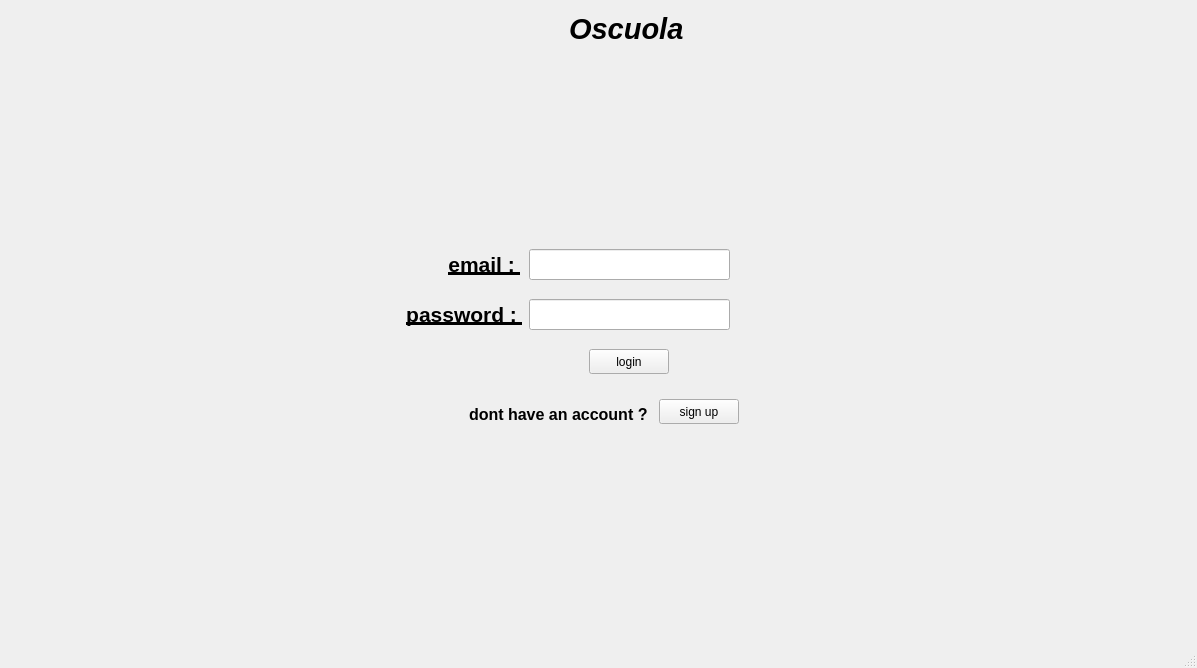
The window that Oscuola/mainwindow.ui (mohamed-adhd/Oscuola) describes before a commit, drawn with Qt 5.
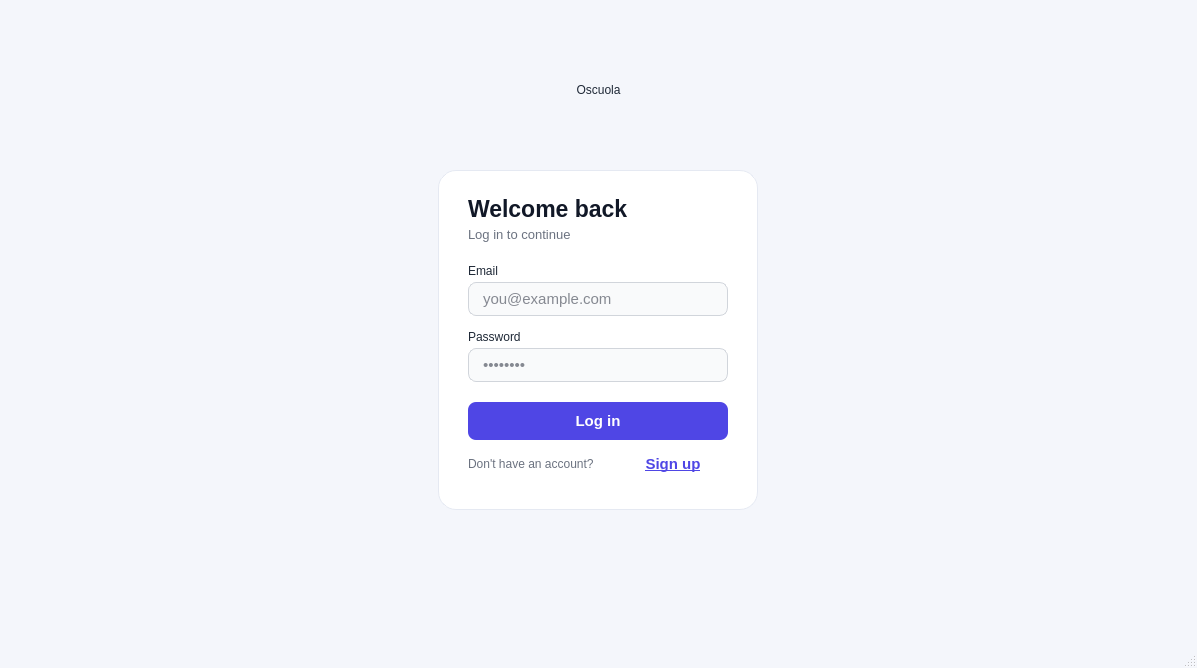
The same window after the commit.

Commit message: update for pages style and added building student-role views

The edit to the form file:
```diff
--- a/Oscuola/mainwindow.ui
+++ b/Oscuola/mainwindow.ui
@@ -11,128 +11,338 @@
    </rect>
   </property>
   <property name="windowTitle">
-   <string>MainWindow</string>
+   <string>Oscuola</string>
+  </property>
+  <property name="styleSheet">
+   <string notr="true">
+/* ---------- Global look ---------- */
+QMainWindow {
+    background-color: #F4F6FB;
+}
+
+QLabel {
+    color: #1F2937;
+    font-family: "Segoe UI";
+}
+
+/* ---------- Cards used on login / register ---------- */
+QFrame#login_card, QFrame#reg_card {
+    background-color: #FFFFFF;
+    border-radius: 18px;
+    border: 1px solid #E5E9F2;
+}
+
+/* ---------- Titles ---------- */
+QLabel#app_title, QLabel#app_title_reg {
+    color: #4F46E5;
+    font-family: "Segoe UI";
+    font-size: 30pt;
+    font-weight: 800;
+    font-style: italic;
+}
+
+QLabel#form_title, QLabel#form_title_reg {
+    color: #111827;
+    font-size: 17pt;
+    font-weight: 700;
+}
+
+QLabel#form_subtitle, QLabel#form_subtitle_reg {
+    color: #6B7280;
+    font-size: 10pt;
+}
+
+/* ---------- Field labels ---------- */
+QLabel#field_label {
+    color: #374151;
+    font-size: 10pt;
+    font-weight: 600;
+}
+
+/* ---------- Inputs ---------- */
+QLineEdit {
+    background-color: #F9FAFB;
+    border: 1px solid #D1D5DB;
+    border-radius: 8px;
+    padding: 6px 12px;
+    font-size: 11pt;
+    color: #111827;
+    selection-background-color: #4F46E5;
+}
+QLineEdit:focus {
+    border: 1px solid #4F46E5;
+    background-color: #FFFFFF;
+}
+
+/* ---------- Primary buttons ---------- */
+QPushButton#login_but, QPushButton#submit {
+    background-color: #4F46E5;
+    color: #FFFFFF;
+    border: none;
+    border-radius: 8px;
+    font-size: 11pt;
+    font-weight: 700;
+}
+QPushButton#login_but:hover, QPushButton#submit:hover {
+    background-color: #4338CA;
+}
+QPushButton#login_but:pressed, QPushButton#submit:pressed {
+    background-color: #3730A3;
+}
+
+/* ---------- Secondary / link-style buttons ---------- */
+QPushButton#reg_but {
+    background-color: transparent;
+    color: #4F46E5;
+    border: none;
+    font-size: 11pt;
+    font-weight: 700;
+    text-decoration: underline;
+}
+QPushButton#reg_but:hover {
+    color: #4338CA;
+}
+
+/* ---------- Alerts ---------- */
+QLabel#login_alert, QLabel#reg_alert {
+    color: #DC2626;
+    font-size: 10pt;
+    font-weight: 600;
+}
+
+/* ---------- Sidebar (main menu) ---------- */
+QFrame#sidebar {
+    background-color: #111827;
+}
+QLabel#sidebar_title {
+    color: #FFFFFF;
+    font-size: 18pt;
+    font-weight: 800;
+    font-style: italic;
+}
+QPushButton#pushButton, QPushButton#pushButton_2, QPushButton#pushButton_3, QPushButton#pushButton_4 {
+    background-color: transparent;
+    color: #D1D5DB;
+    border: none;
+    border-radius: 8px;
+    text-align: left;
+    padding-left: 18px;
+    font-size: 11pt;
+    font-weight: 600;
+}
+QPushButton#pushButton:hover, QPushButton#pushButton_2:hover, QPushButton#pushButton_3:hover, QPushButton#pushButton_4:hover {
+    background-color: #1F2937;
+    color: #FFFFFF;
+}
+
+QLabel#label_5 {
+    color: #111827;
+    font-size: 22pt;
+    font-weight: 800;
+}
+QLabel#label_10 {
+    color: #6B7280;
+    font-size: 11pt;
+}
+</string>
   </property>
   <widget class="QWidget" name="centralwidget">
    <widget class="QStackedWidget" name="pages">
     <property name="geometry">
      <rect>
-      <x>-1</x>
-      <y>-1</y>
-      <width>1191</width>
+      <x>0</x>
+      <y>0</y>
+      <width>1197</width>
       <height>641</height>
      </rect>
     </property>
+
+    <!-- ===================== LOGIN PAGE ===================== -->
     <widget class="QWidget" name="login">
-     <widget class="QLabel" name="label_4">
-      <property name="geometry">
-       <rect>
-        <x>470</x>
-        <y>400</y>
-        <width>181</width>
-        <height>31</height>
-       </rect>
-      </property>
-      <property name="text">
-       <string>&lt;html&gt;&lt;head/&gt;&lt;body&gt;&lt;p&gt;&lt;span style=&quot; font-size:12pt; font-weight:700;&quot;&gt;dont have an account ?&lt;/span&gt;&lt;/p&gt;&lt;/body&gt;&lt;/html&gt;</string>
-      </property>
-     </widget>
-     <widget class="QLineEdit" name="login_email">
-      <property name="geometry">
-       <rect>
-        <x>530</x>
-        <y>250</y>
-        <width>201</width>
-        <height>31</height>
-       </rect>
-      </property>
-     </widget>
-     <widget class="QLabel" name="label_3">
-      <property name="geometry">
-       <rect>
-        <x>400</x>
-        <y>300</y>
-        <width>131</width>
-        <height>31</height>
-       </rect>
-      </property>
-      <property name="text">
-       <string>&lt;html&gt;&lt;head/&gt;&lt;body&gt;&lt;p align=&quot;center&quot;&gt;&lt;span style=&quot; font-size:16pt; font-weight:700; text-decoration: underline;&quot;&gt;password : &lt;/span&gt;&lt;/p&gt;&lt;/body&gt;&lt;/html&gt;</string>
-      </property>
-     </widget>
-     <widget class="QLabel" name="label_2">
-      <property name="geometry">
-       <rect>
-        <x>440</x>
-        <y>250</y>
-        <width>91</width>
-        <height>31</height>
-       </rect>
-      </property>
-      <property name="text">
-       <string>&lt;html&gt;&lt;head/&gt;&lt;body&gt;&lt;p align=&quot;center&quot;&gt;&lt;span style=&quot; font-size:16pt; font-weight:700; text-decoration: underline;&quot;&gt;email : &lt;/span&gt;&lt;/p&gt;&lt;/body&gt;&lt;/html&gt;</string>
-      </property>
-     </widget>
      <widget class="QLabel" name="label">
-      <property name="geometry">
-       <rect>
-        <x>570</x>
-        <y>0</y>
-        <width>131</width>
-        <height>61</height>
-       </rect>
+      <property name="objectName">
+       <string notr="true">app_title</string>
       </property>
-      <property name="text">
-       <string>&lt;html&gt;&lt;head/&gt;&lt;body&gt;&lt;p&gt;&lt;span style=&quot; font-size:22pt; font-weight:700; font-style:italic;&quot;&gt;Oscuola&lt;/span&gt;&lt;/p&gt;&lt;/body&gt;&lt;/html&gt;</string>
-      </property>
-     </widget>
-     <widget class="QPushButton" name="login_but">
       <property name="geometry">
        <rect>
-        <x>590</x>
-        <y>350</y>
-        <width>80</width>
-        <height>25</height>
+        <x>0</x>
+        <y>60</y>
+        <width>1197</width>
+        <height>60</height>
        </rect>
       </property>
+      <property name="alignment">
+       <set>Qt::AlignCenter</set>
+      </property>
       <property name="text">
-       <string>login</string>
+       <string>Oscuola</string>
       </property>
      </widget>
-     <widget class="QLineEdit" name="login_passwd">
+
+     <widget class="QFrame" name="login_card">
       <property name="geometry">
        <rect>
-        <x>530</x>
-        <y>300</y>
-        <width>201</width>
-        <height>31</height>
+        <x>438</x>
+        <y>170</y>
+        <width>320</width>
+        <height>340</height>
        </rect>
       </property>
+      <widget class="QLabel" name="form_title">
+       <property name="geometry">
+        <rect>
+         <x>30</x>
+         <y>24</y>
+         <width>260</width>
+         <height>30</height>
+        </rect>
+       </property>
+       <property name="text">
+        <string>Welcome back</string>
+       </property>
+      </widget>
+      <widget class="QLabel" name="form_subtitle">
+       <property name="geometry">
+        <rect>
+         <x>30</x>
+         <y>54</y>
+         <width>260</width>
+         <height>20</height>
+        </rect>
+       </property>
+       <property name="text">
+        <string>Log in to continue</string>
+       </property>
+      </widget>
+
+      <widget class="QLabel" name="label_2">
+       <property name="objectName">
+        <string notr="true">field_label</string>
+       </property>
+       <property name="geometry">
+        <rect>
+         <x>30</x>
+         <y>92</y>
+         <width>120</width>
+         <height>18</height>
+        </rect>
+       </property>
+       <property name="text">
+        <string>Email</string>
+       </property>
+      </widget>
+      <widget class="QLineEdit" name="login_email">
+       <property name="geometry">
+        <rect>
+         <x>30</x>
+         <y>112</y>
+         <width>260</width>
+         <height>34</height>
+        </rect>
+       </property>
+       <property name="placeholderText">
+        <string>you@example.com</string>
+       </property>
+      </widget>
+
+      <widget class="QLabel" name="label_3">
+       <property name="objectName">
+        <string notr="true">field_label</string>
+       </property>
+       <property name="geometry">
+        <rect>
+         <x>30</x>
+         <y>158</y>
+         <width>120</width>
+         <height>18</height>
+        </rect>
+       </property>
+       <property name="text">
+        <string>Password</string>
+       </property>
+      </widget>
+      <widget class="QLineEdit" name="login_passwd">
+       <property name="geometry">
+        <rect>
+         <x>30</x>
+         <y>178</y>
+         <width>260</width>
+         <height>34</height>
+        </rect>
+       </property>
+       <property name="echoMode">
+        <enum>QLineEdit::Password</enum>
+       </property>
+       <property name="placeholderText">
+        <string>••••••••</string>
+       </property>
+      </widget>
+
+      <widget class="QPushButton" name="login_but">
+       <property name="geometry">
+        <rect>
+         <x>30</x>
+         <y>232</y>
+         <width>260</width>
+         <height>38</height>
+        </rect>
+       </property>
+       <property name="cursor">
+        <cursorShape>PointingHandCursor</cursorShape>
+       </property>
+       <property name="text">
+        <string>Log in</string>
+       </property>
+      </widget>
+
+      <widget class="QLabel" name="label_4">
+       <property name="geometry">
+        <rect>
+         <x>30</x>
+         <y>282</y>
+         <width>150</width>
+         <height>24</height>
+        </rect>
+       </property>
+       <property name="text">
+        <string>Don't have an account?</string>
+       </property>
+       <property name="styleSheet">
+        <string notr="true">font-size: 9pt; color: #6B7280; font-weight: 400;</string>
+       </property>
+      </widget>
+      <widget class="QPushButton" name="reg_but">
+       <property name="geometry">
+        <rect>
+         <x>180</x>
+         <y>282</y>
+         <width>110</width>
+         <height>24</height>
+        </rect>
+       </property>
+       <property name="cursor">
+        <cursorShape>PointingHandCursor</cursorShape>
+       </property>
+       <property name="text">
+        <string>Sign up</string>
+       </property>
+      </widget>
      </widget>
-     <widget class="QPushButton" name="reg_but">
-      <property name="geometry">
-       <rect>
-        <x>660</x>
-        <y>400</y>
-        <width>80</width>
-        <height>25</height>
-       </rect>
-      </property>
-      <property name="text">
-       <string>sign up</string>
-      </property>
-     </widget>
+
      <widget class="QLabel" name="login_alert">
       <property name="geometry">
        <rect>
-        <x>840</x>
-        <y>550</y>
-        <width>191</width>
-        <height>51</height>
+        <x>438</x>
+        <y>520</y>
+        <width>320</width>
+        <height>30</height>
        </rect>
       </property>
+      <property name="alignment">
+       <set>Qt::AlignCenter</set>
+      </property>
       <property name="text">
-       <string>&lt;html&gt;&lt;head/&gt;&lt;body&gt;&lt;p&gt;&lt;br/&gt;&lt;/p&gt;&lt;p align=&quot;center&quot;&gt;&lt;br/&gt;&lt;/p&gt;&lt;/body&gt;&lt;/html&gt;</string>
+       <string/>
       </property>
      </widget>
     </widget>
```
Left out of the diff: 368 changed lines with no effect on the pictures. The commit also changes 1 other file.
